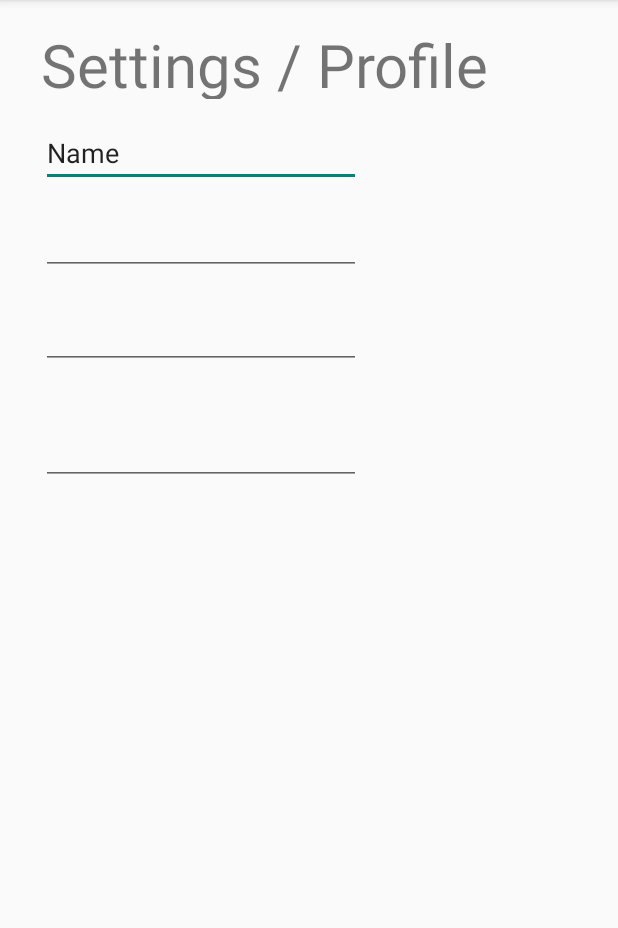
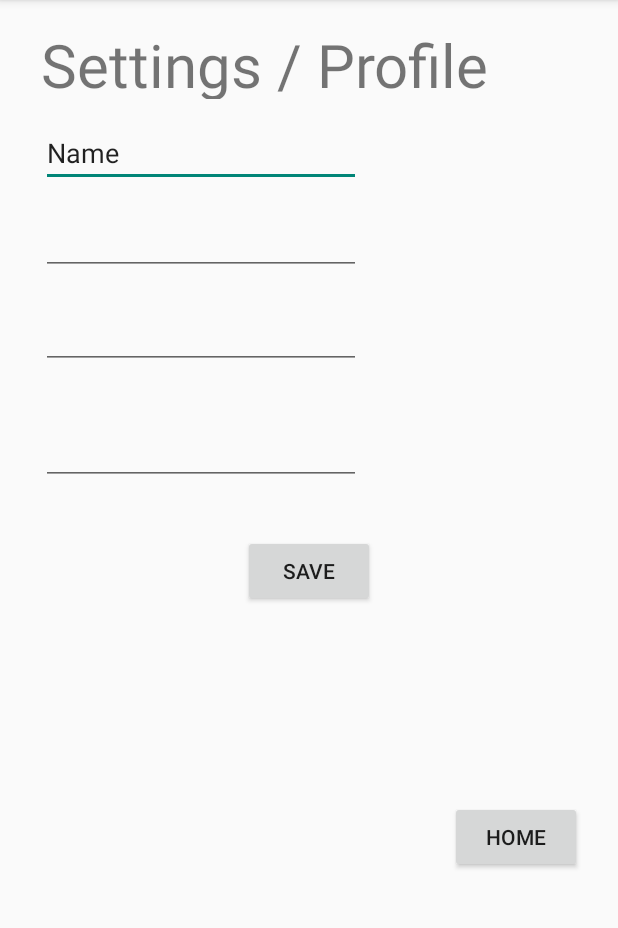
Before and after one commit to obiejuan/Public_Defender, an Android app: the Settings screen opened directly, with no data from a screen before it, on a phone screen of 412 x 824 dp, the part 84-1012 px from its top. Run offline under Robolectric (Android 15) with nearby library versions, the phone set to English and light mode, and no system bars.

Commit message:
Home button on settings page

```diff
--- a/frontend/mobile/public_defender/app/src/main/java/com/cmps115/public_defender/Settings.java
+++ b/frontend/mobile/public_defender/app/src/main/java/com/cmps115/public_defender/Settings.java
@@ -1,7 +1,9 @@
 package com.cmps115.public_defender;
 
+import android.content.Intent;
 import android.support.v7.app.AppCompatActivity;
 import android.os.Bundle;
+import android.view.View;
 
 public class Settings extends AppCompatActivity {
 
@@ -10,4 +12,11 @@ public class Settings extends AppCompatActivity {
         super.onCreate(savedInstanceState);
         setContentView(R.layout.activity_settings);
     }
+
+    public void goHome(View view) {
+        Intent intent = new Intent(this, MainActivity.class);
+        setContentView(R.layout.activity_main);
+        startActivity(intent);
+    }
+
 }
--- a/frontend/mobile/public_defender/app/src/main/res/layout/activity_settings.xml
+++ b/frontend/mobile/public_defender/app/src/main/res/layout/activity_settings.xml
@@ -81,4 +81,31 @@
         app:layout_constraintTop_toBottomOf="@+id/email"
         tools:layout_constraintLeft_creator="1"
         app:layout_constraintLeft_toLeftOf="@+id/email" />
+
+    <Button
+        android:id="@+id/button3"
+        android:layout_width="wrap_content"
+        android:layout_height="wrap_content"
+        android:text="Save"
+        app:layout_constraintLeft_toLeftOf="parent"
+        app:layout_constraintRight_toRightOf="parent"
+        tools:layout_constraintTop_creator="1"
+        tools:layout_constraintRight_creator="1"
+        android:layout_marginTop="33dp"
+        app:layout_constraintTop_toBottomOf="@+id/addr"
+        tools:layout_constraintLeft_creator="1" />
+
+    <Button
+        android:id="@+id/button4"
+        android:layout_width="wrap_content"
+        android:layout_height="wrap_content"
+        android:text="Home"
+        android:onClick="goHome"
+        tools:layout_constraintTop_creator="1"
+        android:layout_marginStart="300dp"
+        android:layout_marginTop="129dp"
+        app:layout_constraintTop_toBottomOf="@+id/button3"
+        tools:layout_constraintLeft_creator="1"
+        app:layout_constraintLeft_toLeftOf="parent"
+        android:layout_marginLeft="300dp" />
 </android.support.constraint.ConstraintLayout>
```
